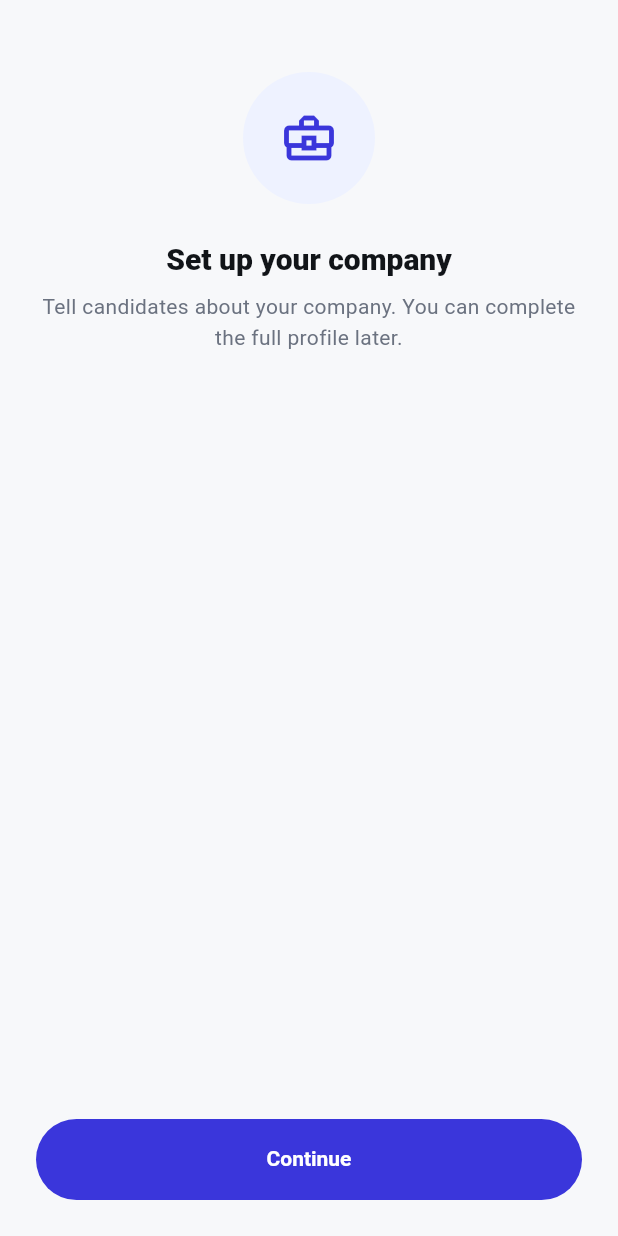
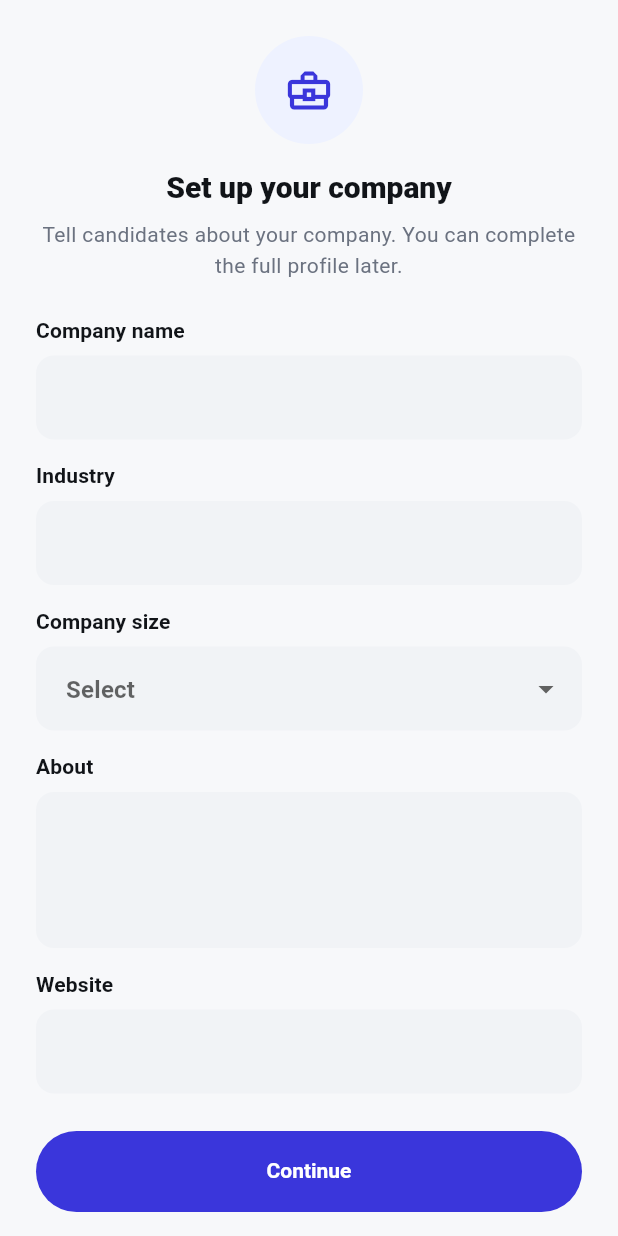
Before and after one commit to Elmun-Technologies/jobzone, a Flutter app: the CreateCompanyPage screen opened by its route, on a phone screen of 412 x 824 dp. Run offline on Flutter 3.47's test engine with Material 3 defaults, Android fonts, the phone set to English and light mode, and no system bars; our stand-ins replace cached_network_image, chewie, file_picker, flutter_riverpod, flutter_svg, geolocator and 8 more; accounts and stored records are empty; generated files the repository leaves out were written again.

Commit message:
E3: create-company onboarding form + CompanyAdminRepository
Turns the employer onboarding placeholder into a real company-setup form and
adds the write-side company repository.

- CompanyAdminRepository: createCompany (live insert with owner_id + unique
  slug; offline in-memory store) and myCompany; companyAdminRepositoryProvider
  + myCompanyProvider. mock_employer.dart holds the offline employer's company,
  keyed to the seeded c-acme id so later phases line up.
- Create-company page: name (required), industry, size, about, website,
  headquarters → createCompany → setProfileComplete(true) → employer dashboard.
- l10n: 5 form-label keys across en/ru/uz (reuses websiteLabel/selectOption/
  continueLabel/valRequired).
- Test: offline createCompany persists and myCompany returns it (66 total).

Co-Authored-By: Claude Opus 4.8 (1M context) <noreply@anthropic.com>
Claude-Session: https://claude.ai/code/session_01SwCmobC9D6DjBCtCQsBry2

```diff
--- /dev/null
+++ b/lib/features/employer/data/company_admin_repository.dart
@@ -0,0 +1,94 @@
+import 'package:flutter_riverpod/flutter_riverpod.dart';
+
+import '../../../core/config/env.dart';
+import '../../../core/supabase/supabase_providers.dart';
+import '../../companies/domain/company.dart';
+import 'mock_employer.dart';
+
+/// Write-side companion to [CompaniesRepository]: lets an employer create and
+/// manage their own company (`owner_id = auth.uid()`; RLS permits owner CRUD).
+/// Falls back to an in-memory store when no backend is configured so the flow
+/// is demoable and unit-testable offline.
+class CompanyAdminRepository {
+  CompanyAdminRepository(this._ref);
+
+  final Ref _ref;
+
+  bool get _live => Env.hasSupabase;
+
+  /// The company owned by the current employer, if any.
+  Future<Company?> myCompany() async {
+    if (!_live) return mockEmployer.company;
+    final client = _ref.read(supabaseClientProvider);
+    final uid = client.auth.currentUser?.id;
+    if (uid == null) return null;
+    final row = await client
+        .from('companies')
+        .select()
+        .eq('owner_id', uid)
+        .maybeSingle();
+    return row == null ? null : Company.fromMap(row);
+  }
+
+  /// Creates the employer's company and returns it.
+  Future<Company> createCompany({
+    required String name,
+    String? industry,
+    String? size,
+    String? about,
+    String? website,
+    String? headquarters,
+  }) async {
+    if (!_live) {
+      final company = Company(
+        id: MockEmployer.companyId,
+        name: name,
+        industry: industry,
+        size: size,
+        about: about,
+        website: website,
+        headquarters: headquarters,
+      );
+      mockEmployer.company = company;
+      return company;
+    }
+    final client = _ref.read(supabaseClientProvider);
+    final uid = client.auth.currentUser!.id;
+    final row = await client
+        .from('companies')
+        .insert({
+          'name': name,
+          'slug': _slugify(name),
+          'owner_id': uid,
+          if (industry != null && industry.isNotEmpty) 'industry': industry,
+          if (size != null && size.isNotEmpty) 'size': size,
+          if (about != null && about.isNotEmpty) 'about': about,
+          if (website != null && website.isNotEmpty) 'website': website,
+          if (headquarters != null && headquarters.isNotEmpty)
+            'headquarters': headquarters,
+        })
+        .select()
+        .single();
+    return Company.fromMap(row);
+  }
+
+  /// Lowercased, hyphenated name plus a short timestamp suffix so the unique
+  /// `companies.slug` constraint never collides.
+  String _slugify(String name) {
+    final base = name
+        .toLowerCase()
+        .replaceAll(RegExp(r'[^a-z0-9]+'), '-')
+        .replaceAll(RegExp(r'^-+|-+$'), '');
+    final suffix = DateTime.now().millisecondsSinceEpoch.toRadixString(36);
+    return base.isEmpty ? 'company-$suffix' : '$base-$suffix';
+  }
+}
+
+final companyAdminRepositoryProvider = Provider<CompanyAdminRepository>(
+  (ref) => CompanyAdminRepository(ref),
+);
+
+/// The current employer's company (null until create-company onboarding runs).
+final myCompanyProvider = FutureProvider<Company?>(
+  (ref) => ref.read(companyAdminRepositoryProvider).myCompany(),
+);
--- /dev/null
+++ b/lib/features/employer/data/mock_employer.dart
@@ -0,0 +1,17 @@
+import '../../companies/domain/company.dart';
+
+/// Offline (no-backend) employer identity. The created company lives here so
+/// the employer screens have data without Supabase. The id is fixed to the
+/// richly-seeded `c-acme` so later phases (My Jobs, Applicants, Gallery) line
+/// up with the existing mock jobs/people/gallery that already reference it.
+class MockEmployer {
+  /// The company the offline employer owns. `null` until create-company
+  /// onboarding runs; set by [CompanyAdminRepository.createCompany].
+  Company? company;
+
+  /// Stable company id shared with the mock jobs/people/gallery seeds.
+  static const companyId = 'c-acme';
+}
+
+/// Process-wide offline employer instance.
+final mockEmployer = MockEmployer();
--- a/lib/features/employer/presentation/onboarding/create_company_page.dart
+++ b/lib/features/employer/presentation/onboarding/create_company_page.dart
@@ -3,14 +3,16 @@ import 'package:flutter_riverpod/flutter_riverpod.dart';
 import 'package:go_router/go_router.dart';
 
 import '../../../../app/router/routes.dart';
+import '../../../../core/utils/validators.dart';
 import '../../../../design_system/design_system.dart';
 import '../../../../localization/l10n_extension.dart';
 import '../../../../shared/providers/app_flags.dart';
+import '../../../../shared/widgets/snackbars.dart';
+import '../../data/company_admin_repository.dart';
 
-/// Employer onboarding: create the company. This is the employer's equivalent
-/// of the seeker preference chain — finishing it marks the profile complete and
-/// enters the employer shell. The full company form lands in a later phase; for
-/// now it's a single confirmation step so the flow is end-to-end navigable.
+/// Employer onboarding: create the company. Finishing it persists the company
+/// (via [CompanyAdminRepository]), marks the profile complete and enters the
+/// employer shell — the employer's equivalent of the seeker preference chain.
 class CreateCompanyPage extends ConsumerStatefulWidget {
   const CreateCompanyPage({super.key});
 
@@ -19,12 +21,49 @@ class CreateCompanyPage extends ConsumerStatefulWidget {
 }
 
 class _CreateCompanyPageState extends ConsumerState<CreateCompanyPage> {
+  final _formKey = GlobalKey<FormState>();
+  final _name = TextEditingController();
+  final _industry = TextEditingController();
+  final _about = TextEditingController();
+  final _website = TextEditingController();
+  final _hq = TextEditingController();
+  String? _size;
   bool _saving = false;
 
+  static const _sizes = ['1–10', '11–50', '51–200', '201–500', '500+'];
+
+  @override
+  void dispose() {
+    _name.dispose();
+    _industry.dispose();
+    _about.dispose();
+    _website.dispose();
+    _hq.dispose();
+    super.dispose();
+  }
+
   Future<void> _finish() async {
+    if (!_formKey.currentState!.validate()) return;
     setState(() => _saving = true);
+    try {
+      await ref
+          .read(companyAdminRepositoryProvider)
+          .createCompany(
+            name: _name.text.trim(),
+            industry: _industry.text.trim(),
+            size: _size,
+            about: _about.text.trim(),
+            website: _website.text.trim(),
+            headquarters: _hq.text.trim(),
+          );
       await ref.read(appFlagsProvider.notifier).setProfileComplete(true);
+      ref.invalidate(myCompanyProvider);
       if (mounted) context.go(Routes.employerDashboard);
+    } catch (e) {
+      if (mounted) showErrorSnack(context, e.toString());
+    } finally {
+      if (mounted) setState(() => _saving = false);
+    }
   }
 
   @override
@@ -33,16 +72,18 @@ class _CreateCompanyPageState extends ConsumerState<CreateCompanyPage> {
     final colors = context.colors;
     return Scaffold(
       body: SafeArea(
-        child: Padding(
+        child: Column(
+          children: [
+            Expanded(
+              child: Form(
+                key: _formKey,
+                child: ListView(
                   padding: const EdgeInsets.all(AppSpacing.xl),
-          child: Column(
-            crossAxisAlignment: CrossAxisAlignment.stretch,
                   children: [
-              const SizedBox(height: AppSpacing.xl),
                     Center(
                       child: Container(
-                  width: 88,
-                  height: 88,
+                        width: 72,
+                        height: 72,
                         alignment: Alignment.center,
                         decoration: BoxDecoration(
                           color: colors.chipBackground,
@@ -50,12 +91,12 @@ class _CreateCompanyPageState extends ConsumerState<CreateCompanyPage> {
                         ),
                         child: Icon(
                           Icons.business_center_outlined,
-                    size: 40,
+                          size: 34,
                           color: colors.primary,
                         ),
                       ),
                     ),
-              const SizedBox(height: AppSpacing.xl),
+                    const SizedBox(height: AppSpacing.lg),
                     Text(
                       l.createCompanyTitle,
                       textAlign: TextAlign.center,
@@ -71,14 +112,75 @@ class _CreateCompanyPageState extends ConsumerState<CreateCompanyPage> {
                         color: colors.textSecondary,
                       ),
                     ),
-              const Spacer(),
-              JzPrimaryButton(
+                    const SizedBox(height: AppSpacing.xl),
+                    JzTextField(
+                      label: l.companyNameLabel,
+                      controller: _name,
+                      validator: (v) =>
+                          Validators.isNotBlank(v) ? null : l.valRequired,
+                    ),
+                    const SizedBox(height: AppSpacing.lg),
+                    JzTextField(
+                      label: l.companyIndustryLabel,
+                      controller: _industry,
+                    ),
+                    const SizedBox(height: AppSpacing.lg),
+                    Column(
+                      crossAxisAlignment: CrossAxisAlignment.start,
+                      children: [
+                        Text(
+                          l.companySizeLabel,
+                          style: context.text.labelLarge,
+                        ),
+                        const SizedBox(height: AppSpacing.sm),
+                        DropdownButtonFormField<String>(
+                          initialValue: _size,
+                          isExpanded: true,
+                          hint: Text(l.selectOption),
+                          items: [
+                            for (final s in _sizes)
+                              DropdownMenuItem(value: s, child: Text(s)),
+                          ],
+                          onChanged: (v) => setState(() => _size = v),
+                        ),
+                      ],
+                    ),
+                    const SizedBox(height: AppSpacing.lg),
+                    JzTextField(
+                      label: l.companyAboutLabel,
+                      controller: _about,
+                      maxLines: 4,
+                      minLines: 3,
+                    ),
+                    const SizedBox(height: AppSpacing.lg),
+                    JzTextField(
+                      label: l.websiteLabel,
+                      controller: _website,
+                      keyboardType: TextInputType.url,
+                    ),
+                    const SizedBox(height: AppSpacing.lg),
+                    JzTextField(label: l.companyHqLabel, controller: _hq),
+                  ],
+                ),
+              ),
+            ),
+            SafeArea(
+              top: false,
+              child: Padding(
+                padding: const EdgeInsets.fromLTRB(
+                  AppSpacing.xl,
+                  AppSpacing.sm,
+                  AppSpacing.xl,
+                  AppSpacing.lg,
+                ),
+                child: JzPrimaryButton(
                   label: l.continueLabel,
                   loading: _saving,
                   onPressed: _finish,
                 ),
+              ),
+            ),
           ],
-          ),
         ),
       ),
     );
--- a/lib/localization/l10n/app_en.arb
+++ b/lib/localization/l10n/app_en.arb
@@ -433,5 +433,10 @@
   "navApplicants": "Applicants",
   "navCompany": "Company",
   "createCompanyTitle": "Set up your company",
-  "createCompanyBody": "Tell candidates about your company. You can complete the full profile later."
+  "createCompanyBody": "Tell candidates about your company. You can complete the full profile later.",
+  "companyNameLabel": "Company name",
+  "companyIndustryLabel": "Industry",
+  "companySizeLabel": "Company size",
+  "companyAboutLabel": "About",
+  "companyHqLabel": "Headquarters"
 }
```
Also changed, not shown: lib/localization/l10n/app_ru.arb (+6 -1 lines), lib/localization/l10n/app_uz.arb (+6 -1 lines), 1 other file. Lines whose indentation alone changed are shown as unchanged.
